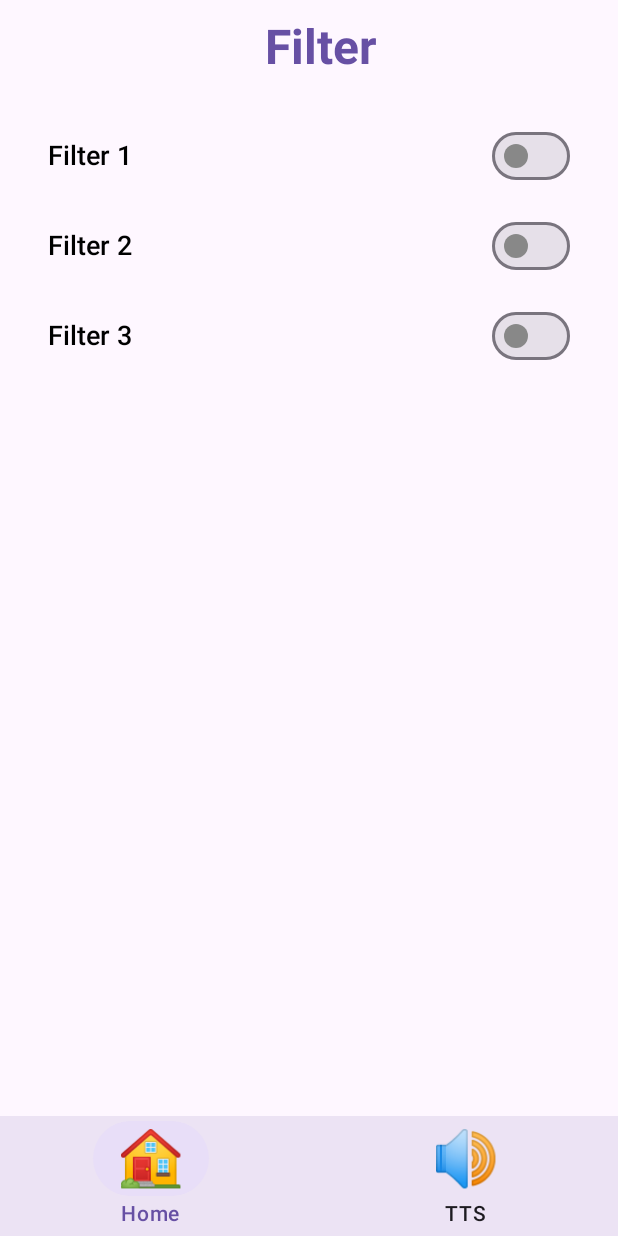
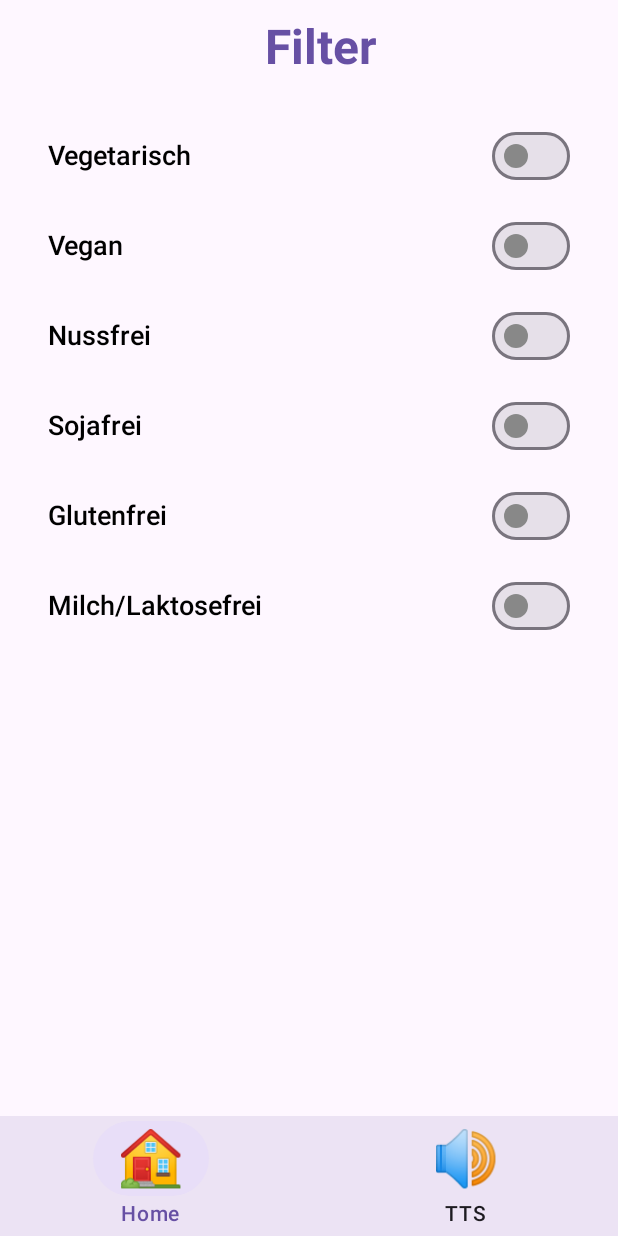
Before and after one commit to sp8cky/Product-Scanner, an Android app built with Jetpack Compose: the FilterActivity screen opened directly, with no data from a screen before it, on a phone screen of 412 x 824 dp. Run offline under Robolectric (Android 15) with nearby library versions, the phone set to English and light mode, and no system bars.

Commit message:
Implemented Filter Activity

```diff
--- a/app/build.gradle.kts
+++ b/app/build.gradle.kts
@@ -78,6 +78,7 @@ dependencies {
     implementation(libs.androidx.lifecycle.viewmodel.compose)
     implementation(libs.barcode.scanning)
     implementation(libs.androidx.espresso.core)
+    implementation ("androidx.datastore:datastore-preferences:1.0.0")
     implementation("com.google.mlkit:barcode-scanning:17.0.2")
     implementation("com.squareup.retrofit2:retrofit:2.9.0")
     implementation("com.squareup.retrofit2:converter-gson:2.9.0")
--- a/app/src/main/java/de/luh/hci/mid/productscanner/FilterActivity.kt
+++ b/app/src/main/java/de/luh/hci/mid/productscanner/FilterActivity.kt
@@ -1,42 +1,102 @@
 package de.luh.hci.mid.productscanner
 
+import android.content.Context
 import android.os.Bundle
 import androidx.activity.ComponentActivity
 import androidx.activity.compose.setContent
 import androidx.compose.foundation.layout.*
 import androidx.compose.material3.*
-import androidx.compose.runtime.Composable
-import androidx.compose.runtime.mutableStateOf
-import androidx.compose.runtime.remember
+import androidx.compose.runtime.*
 import androidx.compose.ui.Alignment
 import androidx.compose.ui.Modifier
 import androidx.compose.ui.graphics.Color
-import androidx.compose.ui.graphics.RectangleShape
 import androidx.compose.ui.text.font.FontWeight
-import androidx.compose.ui.text.style.TextAlign
 import androidx.compose.ui.unit.dp
 import androidx.compose.ui.unit.sp
+import androidx.datastore.preferences.core.booleanPreferencesKey
+import androidx.datastore.preferences.core.edit
+import androidx.datastore.preferences.preferencesDataStore
+import kotlinx.coroutines.flow.map
+import kotlinx.coroutines.launch
+import de.luh.hci.mid.productscanner.ui.theme.Blue40
 import de.luh.hci.mid.productscanner.ui.navigationbar.BottomNavigationBar
 import de.luh.hci.mid.productscanner.ui.navigationbar.TopNavigationBar
-import de.luh.hci.mid.productscanner.ui.theme.Blue40
-import de.luh.hci.mid.productscanner.ui.theme.Red40
+
+// DataStore für Kontext
+private val Context.dataStore by preferencesDataStore("filter_preferences")
 
 class FilterActivity : ComponentActivity() {
 
     override fun onCreate(savedInstanceState: Bundle?) {
         super.onCreate(savedInstanceState)
 
+        val filterRepository = FilterRepository(this)
+
         setContent {
+            val filters = filterRepository.filters.collectAsState(initial = emptyList())
+            val scope = rememberCoroutineScope()
+
             FilterScreen(
-                onHomeClicked = { finish() }, // Zurück zur vorherigen Aktivität
+                filters = filters.value,
+                onFilterToggled = { filterLabel, isActive ->
+                    scope.launch {
+                        filterRepository.saveFilter(filterLabel, isActive)
+                    }
+                },
                 onSpeakerClicked = { /* Action for Lautsprecher */ }
             )
+        }
+    }
+}
+
+data class FilterOption(
+    val label: String,
+    val isActive: Boolean
+)
+
+class FilterRepository(context: Context) {
+
+    private val dataStore = context.dataStore
+
+    // Schlüssel für Filter
+    private val vegetarianKey = booleanPreferencesKey("vegetarian")
+    private val veganKey = booleanPreferencesKey("vegan")
+    private val nutFreeKey = booleanPreferencesKey("nut_free")
+    private val soyFreeKey = booleanPreferencesKey("soy_free")
+    private val glutenFreeKey = booleanPreferencesKey("gluten_free")
+    private val lactoseFreeKey = booleanPreferencesKey("lactose_free")
+
+    // Filterstatus abrufen
+    val filters = dataStore.data.map { preferences ->
+        listOf(
+            FilterOption("Vegetarisch", preferences[vegetarianKey] ?: false),
+            FilterOption("Vegan", preferences[veganKey] ?: false),
+            FilterOption("Nussfrei", preferences[nutFreeKey] ?: false),
+            FilterOption("Sojafrei", preferences[soyFreeKey] ?: false),
+            FilterOption("Glutenfrei", preferences[glutenFreeKey] ?: false),
+            FilterOption("Milch/Laktosefrei", preferences[lactoseFreeKey] ?: false)
+        )
+    }
+
+    // Filterstatus speichern
+    suspend fun saveFilter(label: String, isActive: Boolean) {
+        dataStore.edit { preferences ->
+            when (label) {
+                "Vegetarisch" -> preferences[vegetarianKey] = isActive
+                "Vegan" -> preferences[veganKey] = isActive
+                "Nussfrei" -> preferences[nutFreeKey] = isActive
+                "Sojafrei" -> preferences[soyFreeKey] = isActive
+                "Glutenfrei" -> preferences[glutenFreeKey] = isActive
+                "Milch/Laktosefrei" -> preferences[lactoseFreeKey] = isActive
+            }
+        }
     }
 }
 
 @Composable
 fun FilterScreen(
-        onHomeClicked: () -> Unit,
+    filters: List<FilterOption>,
+    onFilterToggled: (String, Boolean) -> Unit,
     onSpeakerClicked: () -> Unit,
     modifier: Modifier = Modifier
 ) {
@@ -52,7 +112,7 @@ class FilterActivity : ComponentActivity() {
             verticalArrangement = Arrangement.SpaceBetween,
             horizontalAlignment = Alignment.CenterHorizontally
         ) {
-                // Liste mit Filtern und Toggles
+            // Filterliste mit Toggles
             Column(
                 modifier = Modifier
                     .weight(1f)
@@ -60,16 +120,22 @@ class FilterActivity : ComponentActivity() {
                     .padding(horizontal = 16.dp),
                 verticalArrangement = Arrangement.spacedBy(12.dp)
             ) {
-                    SettingItem(label = "Filter 1")
-                    SettingItem(label = "Filter 2")
-                    SettingItem(label = "Filter 3")
+                filters.forEach { filter ->
+                    SettingItem(
+                        label = filter.label,
+                        isChecked = filter.isActive,
+                        onCheckedChange = { isChecked ->
+                            onFilterToggled(filter.label, isChecked)
+                        }
+                    )
+                }
             }
         }
     }
 }
 
 @Composable
-    fun SettingItem(label: String) {
+fun SettingItem(label: String, isChecked: Boolean, onCheckedChange: (Boolean) -> Unit) {
     Row(
         modifier = Modifier
             .fillMaxWidth(),
@@ -83,11 +149,9 @@ class FilterActivity : ComponentActivity() {
             color = Color.Black
         )
 
-            val isChecked = remember { mutableStateOf(false) }
-
         Switch(
-                checked = isChecked.value,
-                onCheckedChange = { isChecked.value = it },
+            checked = isChecked,
+            onCheckedChange = { onCheckedChange(it) },
             colors = SwitchDefaults.colors(
                 checkedThumbColor = Blue40,
                 uncheckedThumbColor = Color.Gray
@@ -95,4 +159,3 @@ class FilterActivity : ComponentActivity() {
         )
     }
 }
-}
```
Lines whose indentation alone changed are shown as unchanged.
